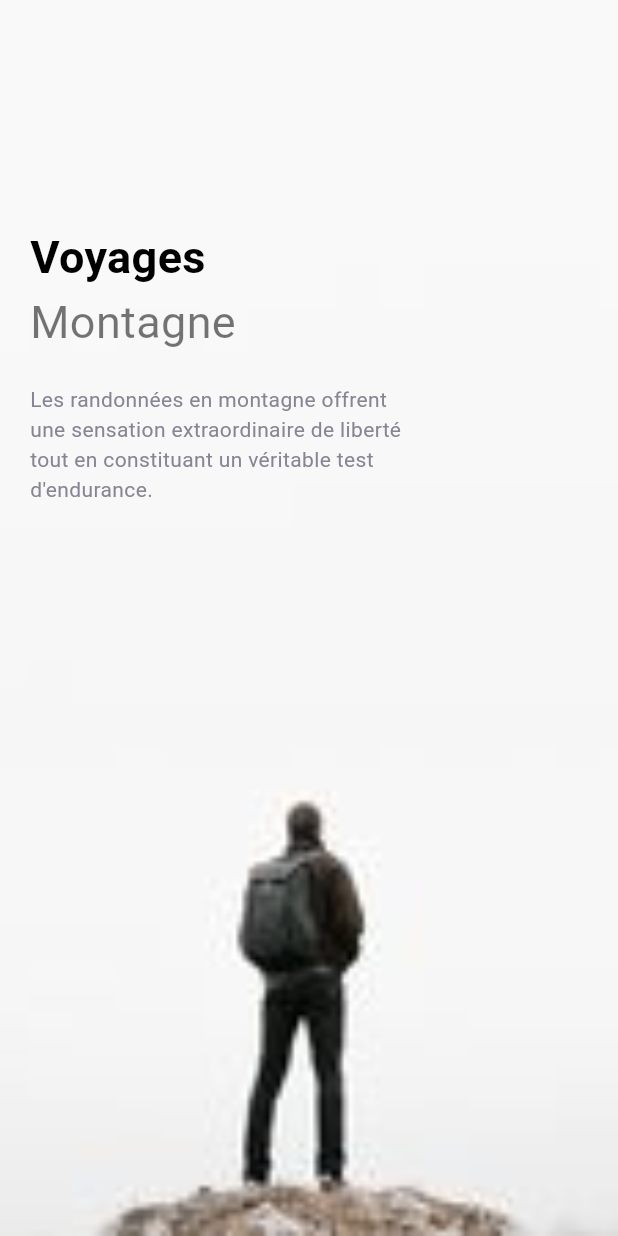
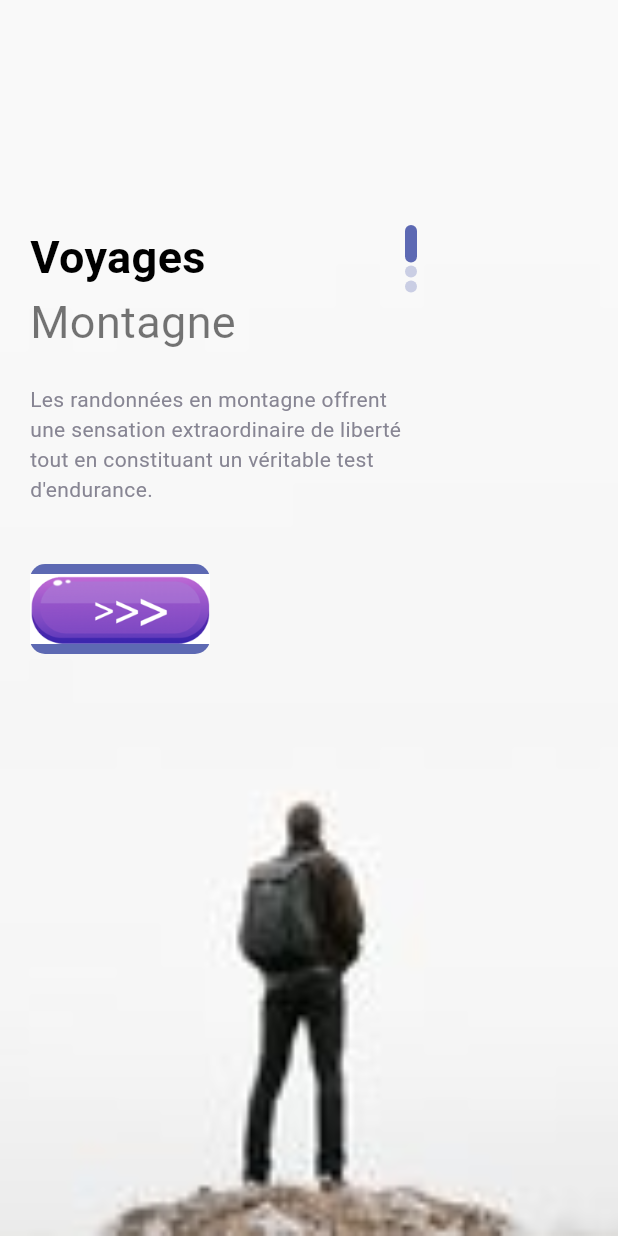
Before and after one commit to sourourcheikh11/flutter2, a Flutter app: the screen it shows after launch, on a phone screen of 412 x 824 dp. Run offline on Flutter 3.47's test engine with Material 3 defaults, Android fonts, the light colour scheme and no system bars.

Commit message:
3eme commit

```diff
--- a/lib/pages/welcome_page.dart
+++ b/lib/pages/welcome_page.dart
@@ -1,6 +1,7 @@
 import 'package:flutter/cupertino.dart';
 import 'package:flutter/material.dart';
 import 'package:projet1/widgets/app_large_text.dart';
+import 'package:projet1/widgets/responsive_button.dart';
 
 import '../widgets/app_text.dart';
 import 'misc/colors.dart';
@@ -48,12 +49,29 @@ class _WelcomePageState extends State<WelcomePage> {
                         child: AppText(text: "Les randonnées en montagne offrent une sensation extraordinaire de liberté tout en constituant un véritable test d'endurance.",
                         color:AppColors.textColor2,
                         size: 14,),
-                      )
+                      ),
+                          SizedBox(height :40,),
+                          ResponsiveButton(width: 120,),
 
                     ],
-                  )],
+                  ),
+                  Column(
+                    children: List.generate(3, (indexDots) {
+                      return Container(
+                        margin:const EdgeInsets.only(bottom: 2),
+                        width: 8,
+                        height:index==indexDots? 25:8,
+                        decoration: BoxDecoration(
+                          borderRadius: BorderRadius.circular(8),
+                          color:index==indexDots?AppColors.mainColor:AppColors.mainColor.withOpacity(0.3)
+                        ),
+                      );
+                    }),
+              )
+              ],
+                  )
                 ),
-              ),
+
             );
 
       }),
--- a/lib/widgets/responsive_button.dart
+++ b/lib/widgets/responsive_button.dart
@@ -1,4 +1,5 @@
 import 'package:flutter/cupertino.dart';
+import 'package:projet1/pages/misc/colors.dart';
 
 class ResponsiveButton extends StatefulWidget {
   bool? isResponsive;
@@ -16,9 +17,15 @@ class _ResponsiveButtonState extends State<ResponsiveButton> {
     return Container(
       width: widget.width,
       height: 60,
-      child: Row(
+      decoration:BoxDecoration(
+        borderRadius: BorderRadius.circular(10),
+        color: AppColors.mainColor
+      ),
+       child: Row(
+         mainAxisAlignment:MainAxisAlignment.center,
         children: [
-          Image.asset("img/b1.png")
+          Expanded(child: Image.asset("img/b1.png")),
+
         ],
       ),
     );
```
Also changed, not shown: img/b1.png.
